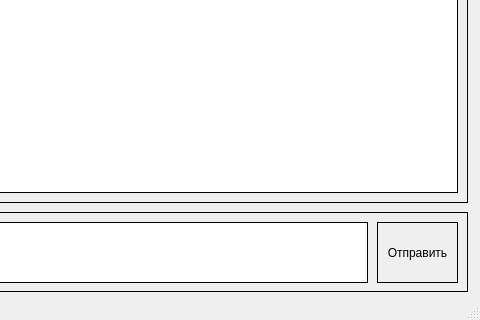
yngkzk/NetChat, file gui/main_window.ui: the form before one commit; both pictures show x 723 to 1203 and y 297 to 617 of the 1203 by 617 pixel window.
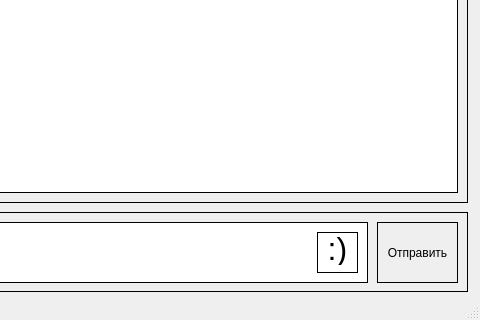
The form after the commit.

The edit to the form file:
```diff
--- a/gui/main_window.ui
+++ b/gui/main_window.ui
@@ -141,6 +141,22 @@
       <string>Отправить</string>
      </property>
     </widget>
+    <widget class="QPushButton" name="emojiButton">
+     <property name="geometry">
+      <rect>
+       <x>730</x>
+       <y>20</y>
+       <width>41</width>
+       <height>41</height>
+      </rect>
+     </property>
+     <property name="styleSheet">
+      <string notr="true">font-size: 32px; padding-bottom: 7;</string>
+     </property>
+     <property name="text">
+      <string>:)</string>
+     </property>
+    </widget>
    </widget>
   </widget>
   <widget class="QMenuBar" name="menubar">
```
